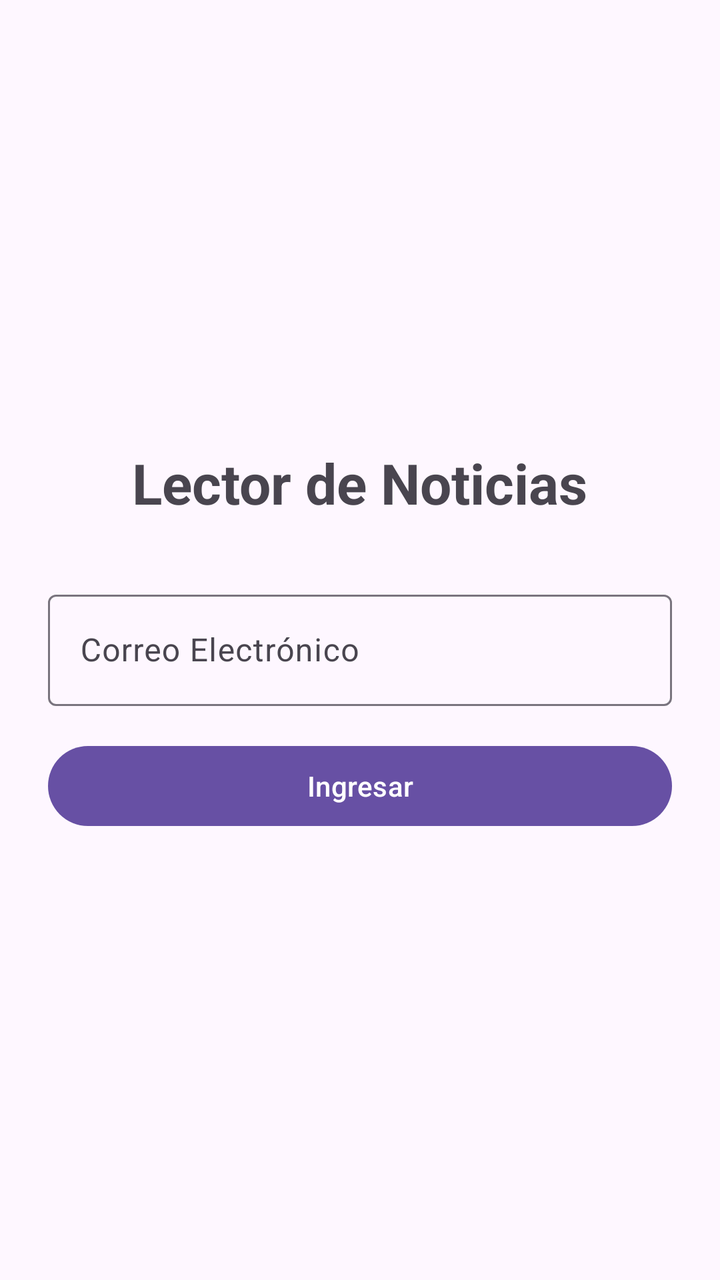
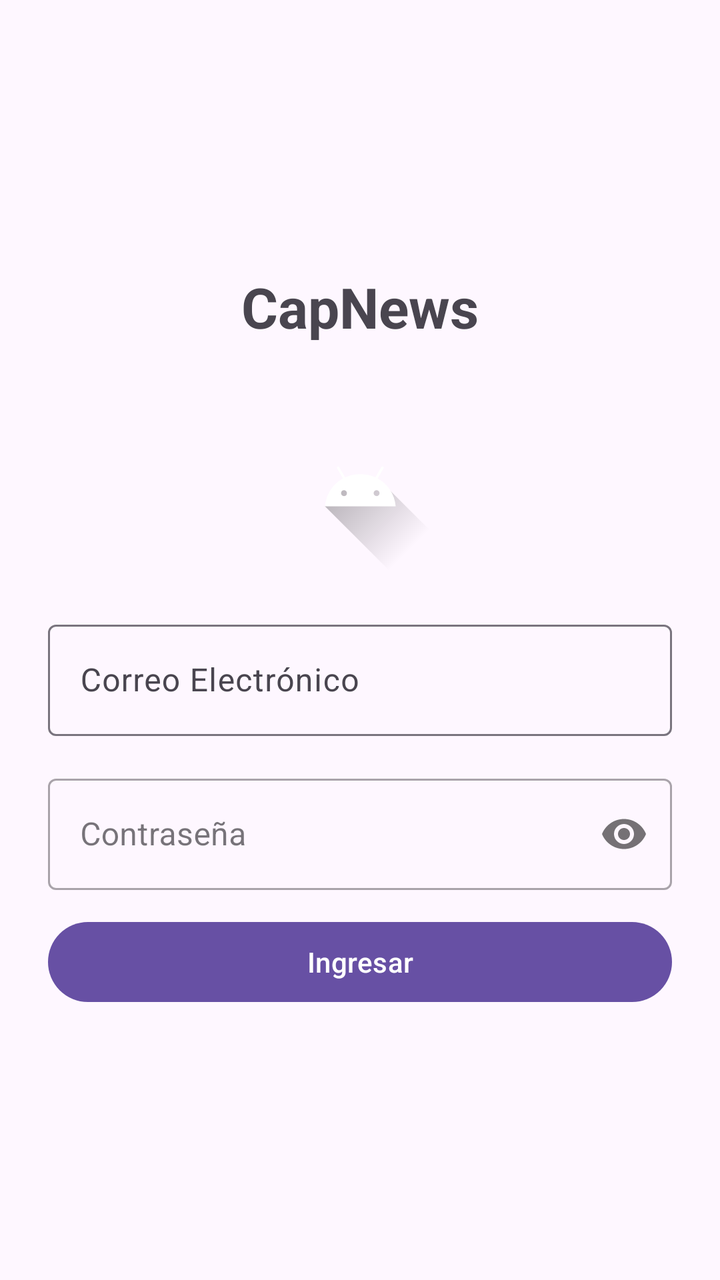

An Android layout rendered at two revisions. The XML below is the earlier revision; the diff shows what the commit changed to produce the second picture.
<!-- AndroidManifest.xml: application theme Theme.NewsApp -->
<!-- res/layout/activity_login.xml -->
<?xml version="1.0" encoding="utf-8"?>
<LinearLayout xmlns:android="http://schemas.android.com/apk/res/android"
    android:layout_width="match_parent"
    android:layout_height="match_parent"
    android:orientation="vertical"
    android:padding="24dp"
    android:gravity="center">

    <TextView
        android:layout_width="wrap_content"
        android:layout_height="wrap_content"
        android:layout_marginBottom="32dp"
        android:text="Lector de Noticias"
        android:textSize="28sp"
        android:textStyle="bold" />

    <com.google.android.material.textfield.TextInputLayout
        android:layout_width="match_parent"
        android:layout_height="wrap_content"
        android:layout_marginBottom="16dp"
        android:hint="Correo Electrónico">

        <com.google.android.material.textfield.TextInputEditText
            android:id="@+id/et_email"
            android:layout_width="match_parent"
            android:layout_height="wrap_content"
            android:inputType="textEmailAddress" />
    </com.google.android.material.textfield.TextInputLayout>

    <Button
        android:id="@+id/btn_login"
        android:layout_width="match_parent"
        android:layout_height="wrap_content"
        android:text="Ingresar" />

</LinearLayout>
<!-- resources referenced by this layout -->
<resources>
  <style name="Theme.NewsApp" parent="Base.Theme.NewsApp" />
  <style name="Base.Theme.NewsApp" parent="Theme.Material3.DayNight.NoActionBar">
          
          
      </style>
</resources>

<!-- the commit's change to res/layout/activity_login.xml (unified diff, before → after) -->
@@ -2,6 +2,7 @@
 <LinearLayout xmlns:android="http://schemas.android.com/apk/res/android"
     android:layout_width="match_parent"
     android:layout_height="match_parent"
+    xmlns:app="http://schemas.android.com/apk/res-auto"
     android:orientation="vertical"
     android:padding="24dp"
     android:gravity="center">
@@ -10,9 +11,20 @@
         android:layout_width="wrap_content"
         android:layout_height="wrap_content"
         android:layout_marginBottom="32dp"
-        android:text="Lector de Noticias"
+        android:text="CapNews"
         android:textSize="28sp"
         android:textStyle="bold" />
+
+    <ImageView
+        android:id="@+id/img_avatar"
+        android:layout_width="90dp"
+        android:layout_height="83dp"
+        android:layout_gravity="center"
+        android:layout_marginBottom="20dp"
+        android:contentDescription="Avatar de usuario"
+        android:src="@drawable/ic_launcher_foreground" />
+
+
 
     <com.google.android.material.textfield.TextInputLayout
         android:layout_width="match_parent"
@@ -27,6 +39,22 @@
             android:inputType="textEmailAddress" />
     </com.google.android.material.textfield.TextInputLayout>
 
+    <com.google.android.material.textfield.TextInputLayout
+        android:id="@+id/til11_password"
+        style="@style/Widget.MaterialComponents.TextInputLayout.OutlinedBox"
+        android:layout_width="match_parent"
+        android:layout_height="wrap_content"
+        android:layout_marginBottom="12dp"
+        android:hint="Contraseña"
+        app:passwordToggleEnabled="true">
+
+        <com.google.android.material.textfield.TextInputEditText
+            android:id="@+id/et_password"
+            android:layout_width="match_parent"
+            android:layout_height="wrap_content"
+            android:inputType="textPassword" />
+    </com.google.android.material.textfield.TextInputLayout>
+
     <Button
         android:id="@+id/btn_login"
         android:layout_width="match_parent"
<!-- resource entries referenced after the edit -->
@@ -1,5 +1,36 @@
 <!-- resources referenced by this layout -->
 <resources>
+  <!-- drawable ic_launcher_foreground (drawable) -->
+  <vector xmlns:android="http://schemas.android.com/apk/res/android"
+      xmlns:aapt="http://schemas.android.com/aapt"
+      android:width="108dp"
+      android:height="108dp"
+      android:viewportWidth="108"
+      android:viewportHeight="108">
+      <path android:pathData="M31,63.928c0,0 6.4,-11 12.1,-13.1c7.2,-2.6 26,-1.4 26,-1.4l38.1,38.1L107,108.928l-32,-1L31,63.928z">
+          <aapt:attr name="android:fillColor">
+              <gradient
+                  android:endX="85.84757"
+                  android:endY="92.4963"
+                  android:startX="42.9492"
+                  android:startY="49.59793"
+                  android:type="linear">
+                  <item
+                      android:color="#44000000"
+                      android:offset="0.0" />
+                  <item
+                      android:color="#00000000"
+                      android:offset="1.0" />
+              </gradient>
+          </aapt:attr>
+      </path>
+      <path
+          android:fillColor="#FFFFFF"
+          android:fillType="nonZero"
+          android:pathData="M65.3,45.828l3.8,-6.6c0.2,-0.4 0.1,-0.9 -0.3,-1.1c-0.4,-0.2 -0.9,-0.1 -1.1,0.3l-3.9,6.7c-6.3,-2.8 -13.4,-2.8 -19.7,0l-3.9,-6.7c-0.2,-0.4 -0.7,-0.5 -1.1,-0.3C38.8,38.328 38.7,38.828 38.9,39.228l3.8,6.6C36.2,49.428 31.7,56.028 31,63.928h46C76.3,56.028 71.8,49.428 65.3,45.828zM43.4,57.328c-0.8,0 -1.5,-0.5 -1.8,-1.2c-0.3,-0.7 -0.1,-1.5 0.4,-2.1c0.5,-0.5 1.4,-0.7 2.1,-0.4c0.7,0.3 1.2,1 1.2,1.8C45.3,56.528 44.5,57.328 43.4,57.328L43.4,57.328zM64.6,57.328c-0.8,0 -1.5,-0.5 -1.8,-1.2s-0.1,-1.5 0.4,-2.1c0.5,-0.5 1.4,-0.7 2.1,-0.4c0.7,0.3 1.2,1 1.2,1.8C66.5,56.528 65.6,57.328 64.6,57.328L64.6,57.328z"
+          android:strokeWidth="1"
+          android:strokeColor="#00000000" />
+  </vector>
   <style name="Theme.NewsApp" parent="Base.Theme.NewsApp" />
   <style name="Base.Theme.NewsApp" parent="Theme.Material3.DayNight.NoActionBar">
           
